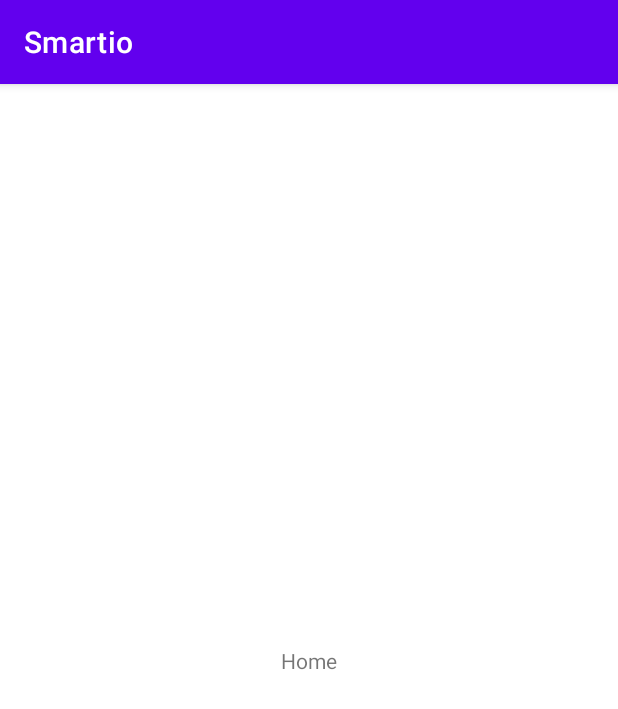
After one commit to All506/smartio, an Android app: the HomeActivity screen opened directly, with no data from a screen before it, on a phone screen of 412 x 824 dp. The commit adds this screen. Shown: the top 709 px of the screen. Run offline under Robolectric (Android 15) with nearby library versions, the phone set to English and light mode, and no system bars; our stand-ins replace data binding.

Commit message:
Movimiento entre fragmentos

```diff
--- a/SmartIO-App/app/src/main/AndroidManifest.xml
+++ b/SmartIO-App/app/src/main/AndroidManifest.xml
@@ -11,6 +11,9 @@
         android:roundIcon="@mipmap/ic_launcher_round"
         android:supportsRtl="true"
         android:theme="@style/Theme.Smartio">
+        <activity
+            android:name=".HomeActivity"
+            android:exported="false" />
         <activity
             android:name=".SignUpActivity"
             android:exported="true" />
--- /dev/null
+++ b/SmartIO-App/app/src/main/java/com/example/smartio/HomeActivity.kt
@@ -0,0 +1,11 @@
+package com.example.smartio
+
+import androidx.appcompat.app.AppCompatActivity
+import android.os.Bundle
+
+class HomeActivity : AppCompatActivity() {
+    override fun onCreate(savedInstanceState: Bundle?) {
+        super.onCreate(savedInstanceState)
+        setContentView(R.layout.activity_home)
+    }
+}
--- /dev/null
+++ b/SmartIO-App/app/src/main/java/com/example/smartio/ui/HomeFragment.kt
@@ -0,0 +1,54 @@
+package com.example.smartio.ui
+
+import android.content.Intent
+import android.os.Bundle
+import android.view.LayoutInflater
+import android.view.View
+import android.view.ViewGroup
+import androidx.activity.OnBackPressedCallback
+import androidx.fragment.app.Fragment
+import com.example.smartio.MainActivity
+import com.example.smartio.R
+import com.example.smartio.databinding.FragmentHomeBinding
+
+
+class HomeFragment : Fragment() {
+
+    private var _binding: FragmentHomeBinding? = null
+    private val binding get() = _binding!!
+
+    override fun onCreateView(
+        inflater: LayoutInflater, container: ViewGroup?,
+        savedInstanceState: Bundle?
+    ): View? {
+        // Inflate the layout for this fragment
+        return inflater.inflate(R.layout.fragment_home, container, false)
+    }
+
+    override fun onViewCreated(view: View, savedInstanceState: Bundle?) {
+        super.onViewCreated(view, savedInstanceState)
+        _binding = FragmentHomeBinding.bind(view)
+
+        requireActivity().onBackPressedDispatcher.addCallback(viewLifecycleOwner, object : OnBackPressedCallback(true) {
+            override fun handleOnBackPressed() {
+
+                val builder = android.app.AlertDialog.Builder(requireContext())
+
+                builder.setTitle("Confirmación")
+                    .setMessage("¿Deseas cerrar la sesión actual?")
+                    .setPositiveButton("Sí") { dialog, id ->
+                        // Acciones a realizar si el usuario confirma
+                        val intent = Intent(activity, MainActivity::class.java)
+                        startActivity(intent)
+                        activity?.finish()
+                    }
+                    .setNegativeButton("No") { dialog, id ->
+                        // Acciones a realizar si el usuario cancela
+                        dialog.cancel()
+                    }
+                builder.create().show()
+
+            }
+        })
+    }
+}
--- /dev/null
+++ b/SmartIO-App/app/src/main/res/layout/activity_home.xml
@@ -0,0 +1,21 @@
+<?xml version="1.0" encoding="utf-8"?>
+<androidx.constraintlayout.widget.ConstraintLayout xmlns:android="http://schemas.android.com/apk/res/android"
+    xmlns:app="http://schemas.android.com/apk/res-auto"
+    xmlns:tools="http://schemas.android.com/tools"
+    android:layout_width="match_parent"
+    android:layout_height="match_parent"
+    tools:context=".HomeActivity">
+
+    <fragment
+        android:id="@+id/nav_host_fragment_content_main"
+        android:name="androidx.navigation.fragment.NavHostFragment"
+        android:layout_width="0dp"
+        android:layout_height="0dp"
+        app:defaultNavHost="true"
+        app:layout_constraintBottom_toBottomOf="parent"
+        app:layout_constraintEnd_toEndOf="parent"
+        app:layout_constraintStart_toStartOf="parent"
+        app:layout_constraintTop_toTopOf="parent"
+        app:navGraph="@navigation/home_navigation" />
+
+</androidx.constraintlayout.widget.ConstraintLayout>
--- /dev/null
+++ b/SmartIO-App/app/src/main/res/layout/fragment_home.xml
@@ -0,0 +1,22 @@
+<?xml version="1.0" encoding="utf-8"?>
+<layout xmlns:android="http://schemas.android.com/apk/res/android"
+    xmlns:app="http://schemas.android.com/apk/res-auto"
+    xmlns:tools="http://schemas.android.com/tools">
+
+    <androidx.constraintlayout.widget.ConstraintLayout
+        android:layout_width="match_parent"
+        android:layout_height="match_parent"
+        tools:context=".ui.HomeFragment">
+
+        <!-- TODO: Update blank fragment layout -->
+        <TextView
+            android:layout_width="wrap_content"
+            android:layout_height="wrap_content"
+            android:text="Home"
+            app:layout_constraintBottom_toBottomOf="parent"
+            app:layout_constraintEnd_toEndOf="parent"
+            app:layout_constraintStart_toStartOf="parent"
+            app:layout_constraintTop_toTopOf="parent" />
+
+    </androidx.constraintlayout.widget.ConstraintLayout>
+</layout>
--- /dev/null
+++ b/SmartIO-App/app/src/main/res/navigation/home_navigation.xml
@@ -0,0 +1,13 @@
+<?xml version="1.0" encoding="utf-8"?>
+<navigation xmlns:android="http://schemas.android.com/apk/res/android"
+    xmlns:app="http://schemas.android.com/apk/res-auto"
+    xmlns:tools="http://schemas.android.com/tools"
+    android:id="@+id/home_navigation.xml"
+    app:startDestination="@id/homeFragment">
+
+    <fragment
+        android:id="@+id/homeFragment"
+        android:name="com.example.smartio.ui.HomeFragment"
+        android:label="fragment_home"
+        tools:layout="@layout/fragment_home" />
+</navigation>
--- a/SmartIO-App/app/src/main/res/values/strings.xml
+++ b/SmartIO-App/app/src/main/res/values/strings.xml
@@ -1,3 +1,5 @@
 <resources>
     <string name="app_name">Smartio</string>
+    <!-- TODO: Remove or change this placeholder text -->
+    <string name="hello_blank_fragment">Hello blank fragment</string>
 </resources>
--- a/SmartIO-App/build.gradle
+++ b/SmartIO-App/build.gradle
@@ -6,8 +6,8 @@ buildscript {
     }
     dependencies {
         classpath "com.android.tools.build:gradle:7.0.0"
-        classpath "org.jetbrains.kotlin:kotlin-gradle-plugin:1.5.20"
-
+        classpath 'org.jetbrains.kotlin:kotlin-gradle-plugin:1.7.10'
+        classpath("androidx.navigation:navigation-safe-args-gradle-plugin:2.4.1")
         // NOTE: Do not place your application dependencies here; they belong
         // in the individual module build.gradle files
     }
```
Also changed, not shown: SmartIO-App/app/build.gradle (+16 -2 lines), SmartIO-App/app/src/main/java/com/example/smartio/MainActivity.kt (+15 -46 lines), SmartIO-App/app/src/main/java/com/example/smartio/SignUpActivity.kt (deleted, +0 -11 lines), SmartIO-App/app/src/main/java/com/example/smartio/ui/LoginFragment.kt (added, +80 -0 lines), SmartIO-App/app/src/main/java/com/example/smartio/ui/SignUpFragment.kt (added, +21 -0 lines), SmartIO-App/app/src/main/res/layout/activity_main.xml (+3 -83 lines), SmartIO-App/app/src/main/res/layout/activity_sign_up.xml (deleted, +0 -9 lines), SmartIO-App/app/src/main/res/layout/content_main.xml (added, +19 -0 lines), SmartIO-App/app/src/main/res/layout/fragment_login.xml (added, +93 -0 lines), SmartIO-App/app/src/main/res/layout/fragment_sign_up.xml (added, +19 -0 lines), SmartIO-App/app/src/main/res/navigation/navigation.xml (added, +21 -0 lines), 1 other file.
